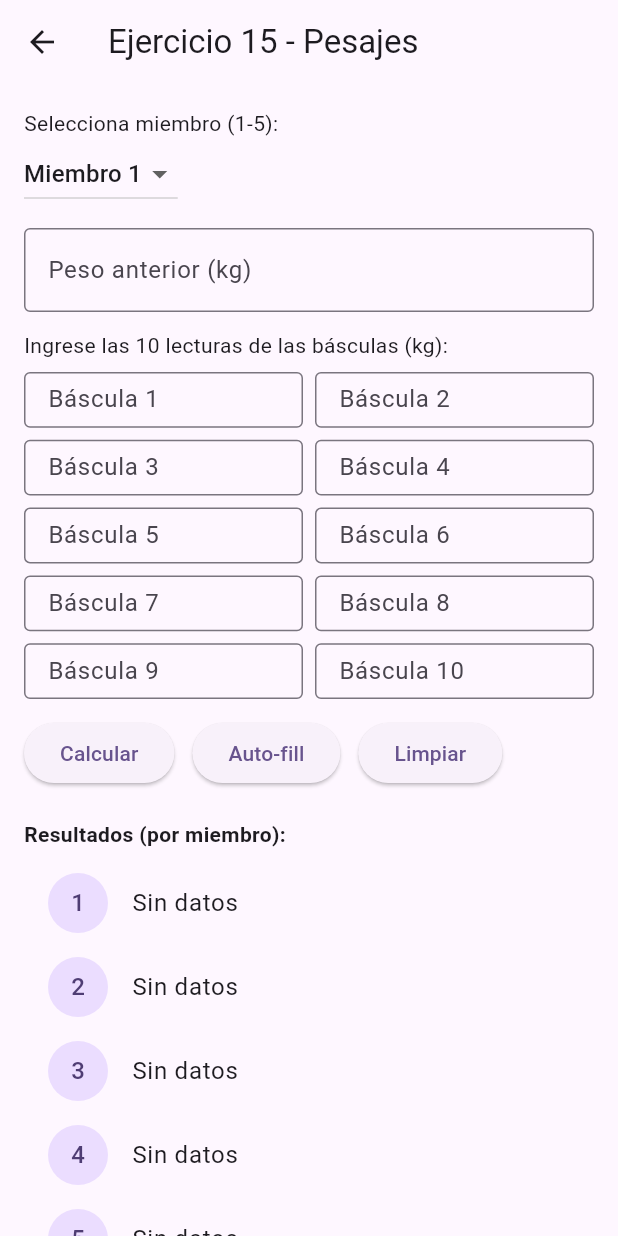
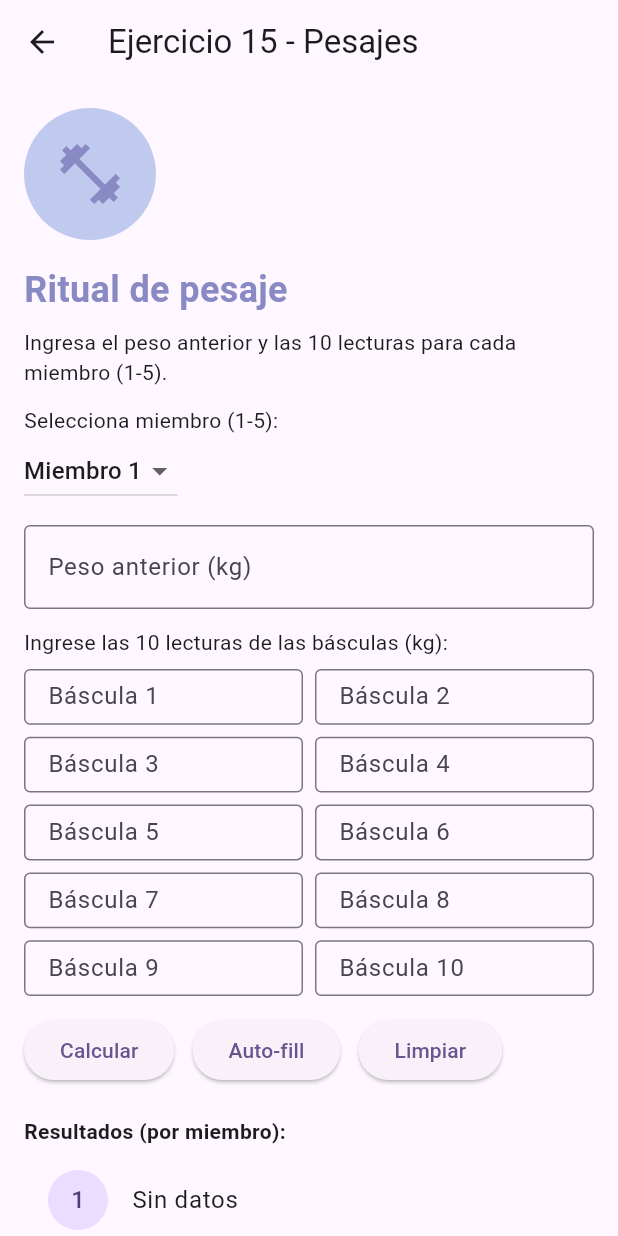
Before and after one commit to IMarcusDev/Tarea1_27843_moviles, a Flutter app: the Ej15Screen screen opened directly, on a phone screen of 412 x 824 dp. Run offline on Flutter 3.47's test engine with Material 3 defaults, Android fonts, the phone set to English and light mode, and no system bars.

Commit message:
Actualizacion del ej15
Se agregaron varias validaciones típicas para el ingreso de los campos, así evitar errores por parte de los usuarios  heheheh

```diff
--- a/lib/screens/ej15.dart
+++ b/lib/screens/ej15.dart
@@ -8,6 +8,7 @@ class Ej15Screen extends StatefulWidget {
 }
 
 class _Ej15ScreenState extends State<Ej15Screen> {
+  final _formKey = GlobalKey<FormState>();
   final TextEditingController _lastWeightController = TextEditingController();
   final List<TextEditingController> _scaleControllers = List.generate(
     10,
@@ -27,32 +28,13 @@ class _Ej15ScreenState extends State<Ej15Screen> {
   }
 
   void _calculateForMember() {
-    final lastText = _lastWeightController.text.trim();
-    if (lastText.isEmpty) {
-      _showSnack('Ingresa el peso anterior');
-      return;
-    }
+    // Validar formulario
+    if (!_formKey.currentState!.validate()) return;
 
-    final lastWeight = double.tryParse(lastText.replaceAll(',', '.'));
-    if (lastWeight == null) {
-      _showSnack('Peso anterior no es un número válido');
-      return;
-    }
-
-    final List<double> readings = [];
-    for (final c in _scaleControllers) {
-      final t = c.text.trim();
-      if (t.isEmpty) {
-        _showSnack('Completa las 10 básculas');
-        return;
-      }
-      final v = double.tryParse(t.replaceAll(',', '.'));
-      if (v == null) {
-        _showSnack('Entrada no numérica en las básculas');
-        return;
-      }
-      readings.add(v);
-    }
+    final lastWeight = double.parse(_lastWeightController.text.replaceAll(',', '.'));
+    final List<double> readings = _scaleControllers
+        .map((c) => double.parse(c.text.replaceAll(',', '.')))
+        .toList();
 
     final avg = readings.reduce((a, b) => a + b) / readings.length;
     final diff = double.parse((avg - lastWeight).toStringAsFixed(2));
@@ -73,15 +55,24 @@ class _Ej15ScreenState extends State<Ej15Screen> {
     });
   }
 
-  void _showSnack(String msg) {
-    ScaffoldMessenger.of(context).showSnackBar(SnackBar(content: Text(msg)));
-  }
+  // _showSnack was removed: prefer Form validators and inline messages for feedback.
 
   void _autoFillTestValues() {
+    setState(() {
       _lastWeightController.text = '70';
       for (int i = 0; i < 10; i++) {
         _scaleControllers[i].text = (70 + (i % 3) - 1).toString();
       }
+    });
+  }
+
+  String? _weightValidator(String? value) {
+    if (value == null || value.trim().isEmpty) return 'Ingresa un valor';
+    final v = double.tryParse(value.replaceAll(',', '.'));
+    if (v == null) return 'Número no válido';
+    if (v <= 0) return 'Debe ser mayor que 0';
+    if (v > 500) return 'Valor demasiado grande';
+    return null;
   }
 
   @override
@@ -90,9 +81,29 @@ class _Ej15ScreenState extends State<Ej15Screen> {
       appBar: AppBar(title: const Text('Ejercicio 15 - Pesajes')),
       body: SingleChildScrollView(
         padding: const EdgeInsets.all(16),
+        child: Form(
+          key: _formKey,
           child: Column(
             crossAxisAlignment: CrossAxisAlignment.start,
             children: [
+              Container(
+                padding: const EdgeInsets.all(20),
+                decoration: const BoxDecoration(
+                  color: Color(0xFFC0C9EE),
+                  shape: BoxShape.circle,
+                ),
+                child: const Icon(Icons.fitness_center, size: 48, color: Color(0xFF898AC4)),
+              ),
+
+              const SizedBox(height: 16),
+              const Text(
+                'Ritual de pesaje',
+                style: TextStyle(fontSize: 24, fontWeight: FontWeight.bold, color: Color(0xFF898AC4)),
+              ),
+              const SizedBox(height: 8),
+              const Text('Ingresa el peso anterior y las 10 lecturas para cada miembro (1-5).'),
+
+              const SizedBox(height: 12),
               const Text('Selecciona miembro (1-5):'),
               DropdownButton<int>(
                 value: _selectedMember,
@@ -107,15 +118,14 @@ class _Ej15ScreenState extends State<Ej15Screen> {
               ),
 
               const SizedBox(height: 12),
-            TextField(
+              TextFormField(
                 controller: _lastWeightController,
-              keyboardType: const TextInputType.numberWithOptions(
-                decimal: true,
-              ),
+                keyboardType: const TextInputType.numberWithOptions(decimal: true),
                 decoration: const InputDecoration(
                   labelText: 'Peso anterior (kg)',
                   border: OutlineInputBorder(),
                 ),
+                validator: _weightValidator,
               ),
 
               const SizedBox(height: 12),
@@ -131,38 +141,33 @@ class _Ej15ScreenState extends State<Ej15Screen> {
                   childAspectRatio: 5,
                 ),
                 itemCount: 10,
-              itemBuilder: (_, idx) => TextField(
+                itemBuilder: (_, idx) => TextFormField(
                   controller: _scaleControllers[idx],
-                keyboardType: const TextInputType.numberWithOptions(
-                  decimal: true,
-                ),
+                  keyboardType: const TextInputType.numberWithOptions(decimal: true),
                   decoration: InputDecoration(
                     labelText: 'Báscula ${idx + 1}',
                     border: const OutlineInputBorder(),
                   ),
+                  validator: _weightValidator,
                 ),
               ),
 
               const SizedBox(height: 12),
               Row(
                 children: [
-                ElevatedButton(
-                  onPressed: _calculateForMember,
-                  child: const Text('Calcular'),
-                ),
+                  ElevatedButton(onPressed: _calculateForMember, child: const Text('Calcular')),
                   const SizedBox(width: 12),
-                ElevatedButton(
-                  onPressed: _autoFillTestValues,
-                  child: const Text('Auto-fill'),
-                ),
+                  ElevatedButton(onPressed: _autoFillTestValues, child: const Text('Auto-fill')),
                   const SizedBox(width: 12),
                   ElevatedButton(
                     onPressed: () {
                       // Clear inputs
+                      setState(() {
                         _lastWeightController.clear();
                         for (final c in _scaleControllers) {
                           c.clear();
                         }
+                      });
                     },
                     child: const Text('Limpiar'),
                   ),
@@ -170,10 +175,7 @@ class _Ej15ScreenState extends State<Ej15Screen> {
               ),
 
               const SizedBox(height: 20),
-            const Text(
-              'Resultados (por miembro):',
-              style: TextStyle(fontWeight: FontWeight.bold),
-            ),
+              const Text('Resultados (por miembro):', style: TextStyle(fontWeight: FontWeight.bold)),
               const SizedBox(height: 8),
               ...List.generate(
                 5,
@@ -185,6 +187,7 @@ class _Ej15ScreenState extends State<Ej15Screen> {
             ],
           ),
         ),
+      ),
     );
   }
 }
```
Lines whose indentation alone changed are shown as unchanged.
